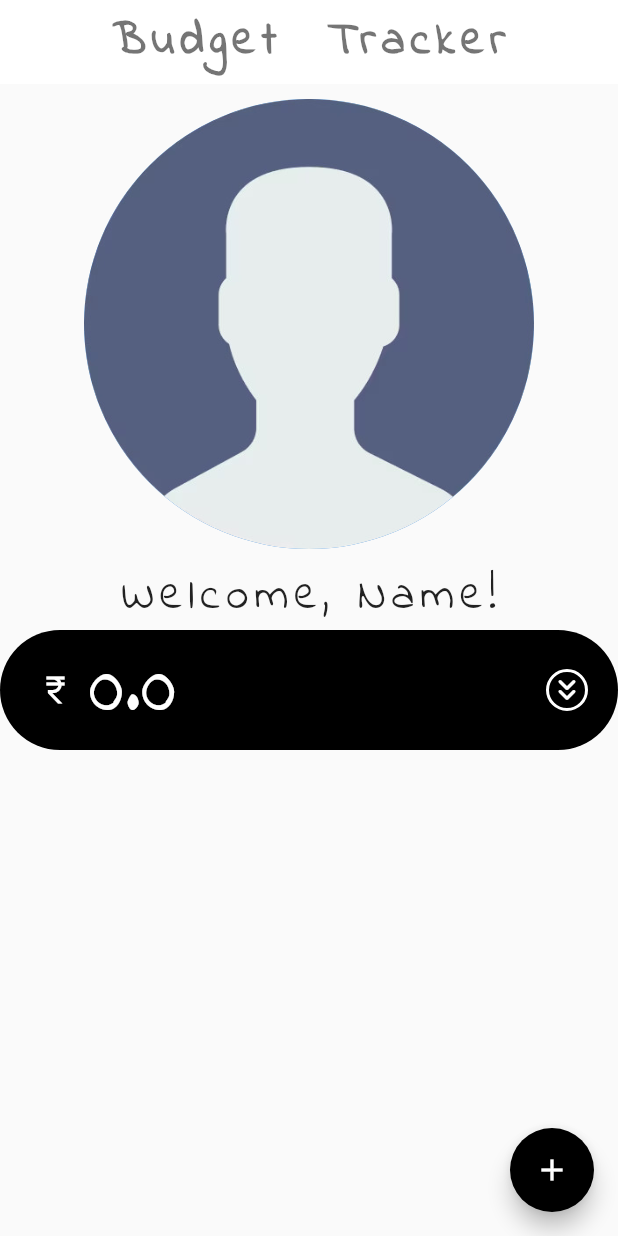
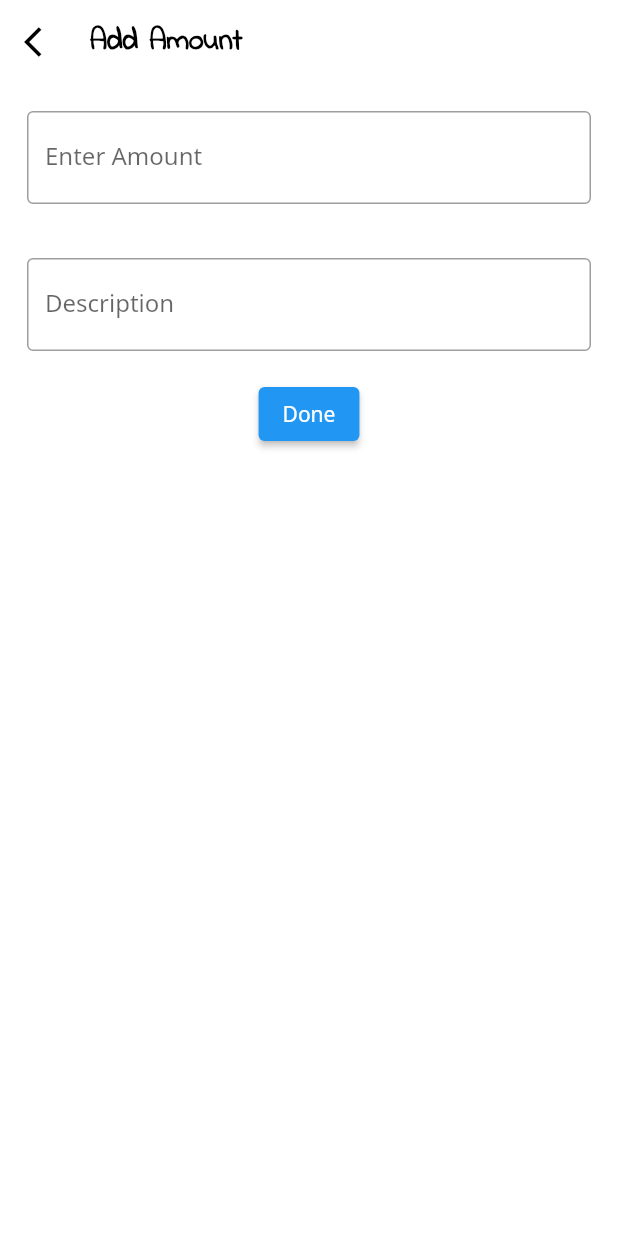
Before and after one commit to RangaKomalSai/budget_tracker, a Flutter app: the screen it shows after launch, after a tap on the "add" icon, on a phone screen of 412 x 824 dp. Run offline on Flutter 3.47's test engine with Material 2 defaults, Android fonts, the phone set to English and light mode, and no system bars.

Commit message:
Version1

```diff
--- /dev/null
+++ b/lib/add_expenses.dart
@@ -0,0 +1,100 @@
+// ignore_for_file: use_key_in_widget_constructors, prefer_const_constructors, prefer_const_constructors_in_immutables
+
+import 'package:flutter/material.dart';
+import 'main.dart';
+
+class AddExpense extends StatefulWidget {
+  final Function(String, String) onCreateContainer;
+  AddExpense({required this.onCreateContainer});
+
+  @override
+  State<AddExpense> createState() => _AddExpenseState();
+}
+
+class _AddExpenseState extends State<AddExpense> {
+  final TextEditingController amountController = TextEditingController();
+  final TextEditingController descriptionController = TextEditingController();
+
+  @override
+  void dispose() {
+    // Clean up the controller when the widget is disposed.
+    amountController.dispose();
+    descriptionController.dispose();
+    super.dispose();
+  }
+
+  @override
+  Widget build(BuildContext context) {
+    return Scaffold(
+      appBar: AppBar(
+        automaticallyImplyLeading: false,
+        elevation: 0.0,
+        backgroundColor: Colors.white,
+        title: Row(
+          children: [
+            InkWell(
+              onTap: (){Navigator.pop(context);},
+              child: Tooltip(message: 'Back',
+                child: Icon(
+                  Icons.arrow_back_ios,
+                  semanticLabel: 'Back',
+                  color: Colors.black,
+                ),
+              ),
+            ),
+            SizedBox(width: 20.0),
+            Text(
+              'Add Amount',
+              style: TextStyle(fontFamily: 'IndieFlower',
+                color: Colors.black,
+                fontSize: 20.0,
+                fontWeight: FontWeight.bold,
+              ),
+            )
+          ],
+        ),
+      ),
+      body:
+      Center(
+        child: Column(
+          children: [
+            Padding(
+              padding: const EdgeInsets.all(18.0),
+              child: TextField(
+                keyboardType: TextInputType.phone,
+                controller: amountController,
+                onEditingComplete: () => FocusScope.of(context).nextFocus(),
+                decoration: InputDecoration(
+                  border: OutlineInputBorder(),
+                  labelText: 'Enter Amount',
+                ),
+              ),
+            ),
+            Padding(
+              padding: const EdgeInsets.all(18.0),
+              child: TextField(
+                controller: descriptionController,
+                textInputAction: TextInputAction.done,
+                decoration: InputDecoration(
+                  border: OutlineInputBorder(),
+                  labelText: 'Description',
+                ),
+                onEditingComplete: (){
+                  widget.onCreateContainer(amountController.text, descriptionController.text);
+                  Navigator.pop(context);
+                },
+              ),
+            ),
+            ElevatedButton(
+              onPressed: (){
+                widget.onCreateContainer(amountController.text, descriptionController.text);
+                Navigator.pop(context);
+              },
+              child: Text('Done'),
+            ),
+          ],
+        ),
+      ),
+    );
+  }
+}
--- a/lib/main.dart
+++ b/lib/main.dart
@@ -1,6 +1,7 @@
 // ignore_for_file: prefer_const_constructors
 
 import 'package:flutter/material.dart';
+import 'add_expenses.dart';
 
 void main() {
   runApp(const MyApp());
@@ -14,7 +15,8 @@ class MyApp extends StatelessWidget {
     return MaterialApp(
       title: 'Budget Tracker',
       theme: ThemeData(
-        fontFamily: 'IndieFlower'
+        fontFamily: 'NotoSans',
+        scaffoldBackgroundColor: Colors.white
       ),
       home: const Home(),
     );
@@ -31,14 +33,57 @@ class Home extends StatefulWidget {
 class _HomeState extends State<Home> {
 
   String name = 'Name';
-  double r = 150.0;
+  double r = 130.0;
   double expensesTotal = 0;
   bool visibleList = false;
   IconData showIcon1 = Icons.keyboard_double_arrow_down_rounded;
+  List<Container> containers = [];
 
+void createContainer(String amount, String description) {
+  setState(() {
+    containers.add(Container(
+
+      width: MediaQuery.of(context).size.width,
+      height: 70.0,
+      margin: EdgeInsets.fromLTRB(28.0, 10.0, 28.0, 0.0),
+      padding: EdgeInsets.fromLTRB(25.0, 0.0, 20.0, 0.0),
+      alignment: Alignment.centerLeft,
+      decoration: BoxDecoration(
+        borderRadius: BorderRadius.circular(20.0),
+        color: Colors.grey[200],
+      ),
+      child: Row(
+        children: [
+          Text(
+            description,
+            style: TextStyle(
+              fontSize: 30.0,
+              // fontFamily: 'Roboto',
+            ),
+          ),
+          Expanded(
+            child: Text(
+              amount,
+              textAlign: TextAlign.end,
+              style: TextStyle(
+                fontSize: 30.0,
+                // fontFamily: 'Roboto',
+              ),
+            ),
+          ),
+        ],
+      ),
+    ));
+    expensesTotal += int.parse(amount);
+  });
+}
 
   @override
   Widget build(BuildContext context) {
+
+    double deviceHeight = MediaQuery.of(context).size.height;
+    double deviceWidth = MediaQuery.of(context).size.width;
+
     return Scaffold(
       appBar: AppBar(
         elevation: 0.0,
@@ -46,16 +91,17 @@ class _HomeState extends State<Home> {
         title: const Text(
           'Budget  Tracker',
           style: TextStyle(
-            color: Colors.black54,
+            color: Colors.black87,
             fontSize: 30.0,
             fontWeight: FontWeight.bold,
             letterSpacing: 4.0,
-            fontFamily: 'IndieFlower',
+            fontFamily: 'Ubuntu',
           ),
         ),
         centerTitle: true,
       ),
-      body: Center(
+      body: SingleChildScrollView(
+        child: Center(
           child: Column(
             children: [
               SizedBox(height: 10.0),
@@ -71,7 +117,11 @@ class _HomeState extends State<Home> {
                 letterSpacing: 4.0,
               ),
               ),
+              SizedBox(height: 10,),
               Container(
+                height: deviceHeight * 0.2,
+                width: deviceWidth,
+                margin: EdgeInsets.fromLTRB(18.0, 0.0, 18.0, 0.0),
                 padding: EdgeInsets.fromLTRB(25.0, 0.0, 20.0, 0.0),
                 alignment: Alignment.centerLeft,
                 decoration: BoxDecoration(
@@ -89,7 +139,7 @@ class _HomeState extends State<Home> {
                       '$expensesTotal',
                       style: TextStyle(
                         fontSize: 55.0,
-                      fontFamily: 'IndieFlower',
+                        // fontFamily: 'IndieFlower',
                         color: Colors.white,
                       ),
                     ),
@@ -100,7 +150,7 @@ class _HomeState extends State<Home> {
                           onTap: (){setState(() {
                             visibleList = !visibleList;
                             if(visibleList == true){showIcon1 = Icons.keyboard_double_arrow_up_rounded; r = 50.0;}
-                          else {showIcon1 = Icons.keyboard_double_arrow_down_rounded; r = 150.0;}
+                            else {showIcon1 = Icons.keyboard_double_arrow_down_rounded; r = 130.0;}
                           });},
                           child: Container(
                             decoration: BoxDecoration(
@@ -117,13 +167,29 @@ class _HomeState extends State<Home> {
                     )
                   ],
                 ),
-            )
-
+              ),
+              Visibility(
+                visible: visibleList,
+                child: Container(
+                  height: deviceHeight * 0.4,
+                  child: ListView.builder(
+                    itemCount: containers.length,
+                    itemBuilder: (context, index) {
+                      return containers[index];
+                    },
+                  ),
+                ),
+              ),
             ],
           ),
         ),
+      ),
       floatingActionButton: FloatingActionButton(
-        onPressed: (){},
+        onPressed: (){
+          Navigator.push(
+              context, MaterialPageRoute(builder: (context) => AddExpense(onCreateContainer: createContainer))
+          );
+        },
         backgroundColor: Colors.black,
         child: Icon(Icons.add),
 
```
Also changed, not shown: pubspec.yaml (+12 -1 lines), fonts/JosefinSans-Regular.ttf (added), fonts/NotoSans-Regular.ttf (added), fonts/Roboto-Regular.ttf (added), fonts/Ubuntu-Regular.ttf (added). Lines whose indentation alone changed are shown as unchanged.
